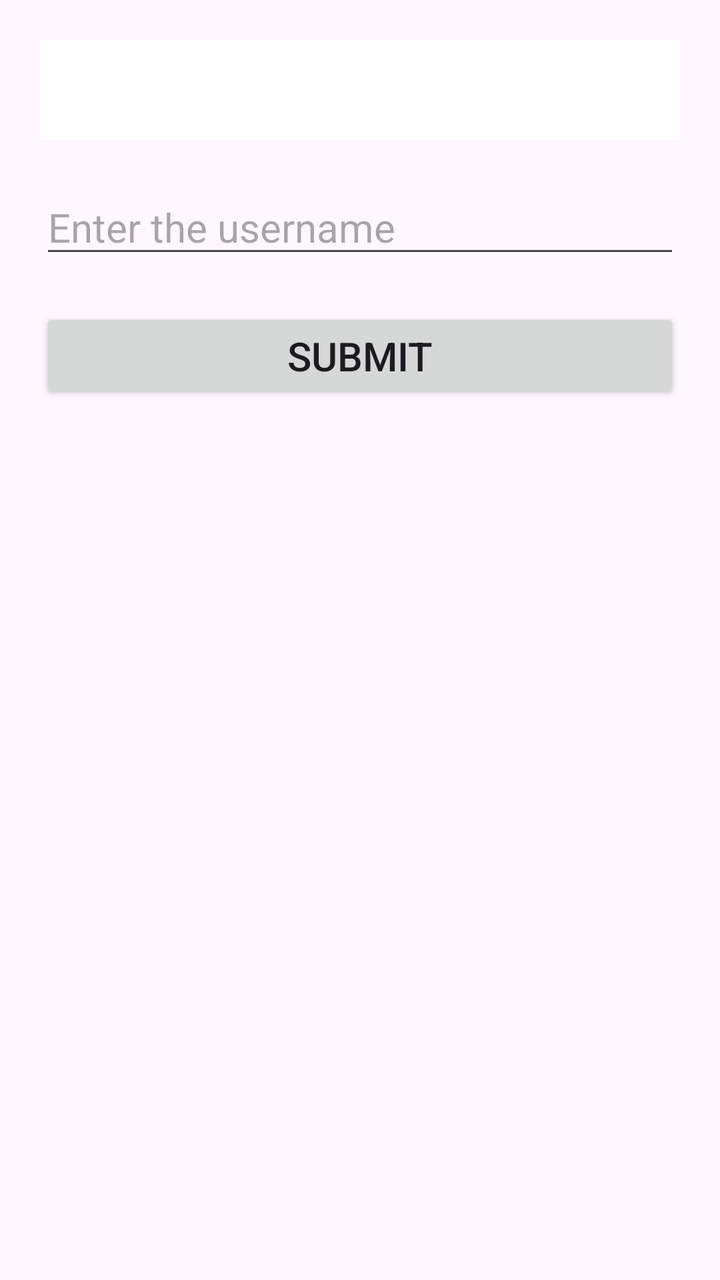
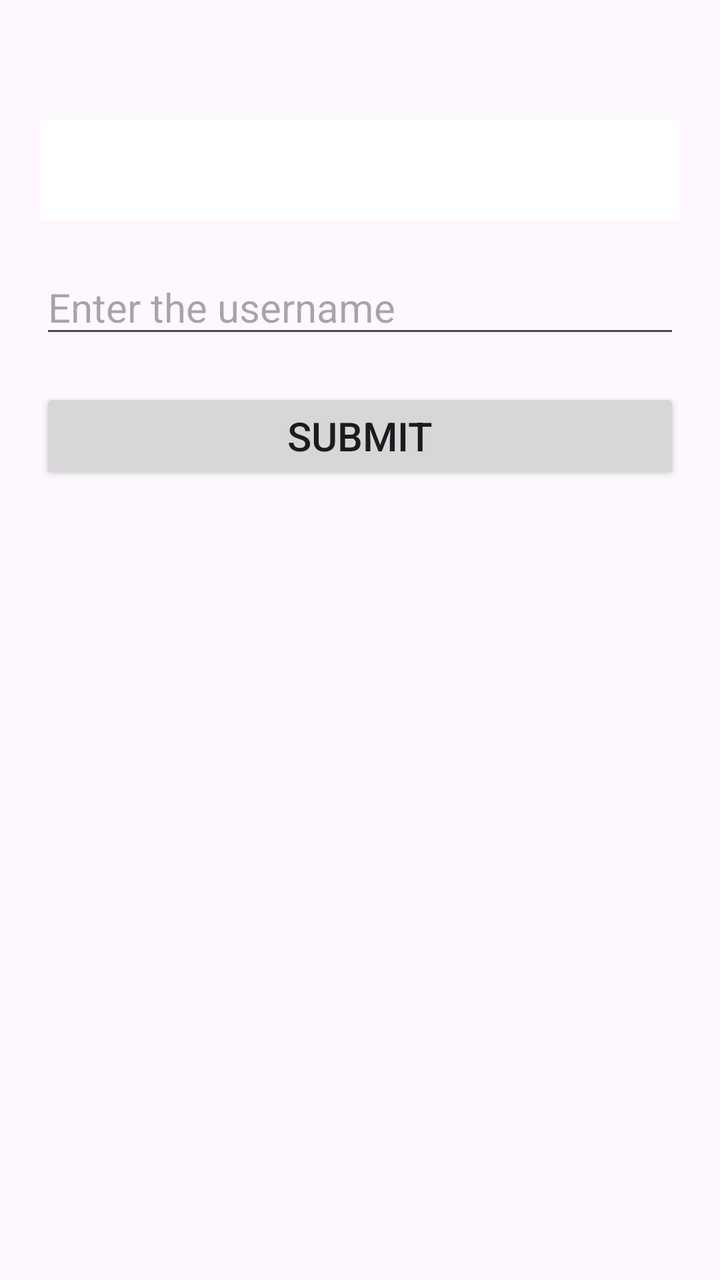

Two renders of the same Android screen: before a commit and after it. Below are the layout's source before the change and the commit's diff.
<!-- AndroidManifest.xml: application theme Theme._05_02_2026_DataCommunicationBetweenActivities_Demo -->
<!-- res/layout/activity_main.xml -->
<?xml version="1.0" encoding="utf-8"?>
<LinearLayout xmlns:android="http://schemas.android.com/apk/res/android"
    xmlns:app="http://schemas.android.com/apk/res-auto"
    xmlns:tools="http://schemas.android.com/tools"
    android:id="@+id/main"
    android:layout_width="match_parent"
    android:layout_height="match_parent"
    tools:context=".MainActivity"
    android:orientation="vertical">

    <TextView
        android:layout_width="match_parent"
        android:layout_height="50dp"
        android:layout_marginTop="20dp"
        android:layout_marginLeft="20dp"
        android:layout_marginRight="20dp"
        android:id="@+id/txtEmail"
        android:background="@color/white"
        android:textColor="@color/black"
        android:textSize="20sp"/>

    <EditText
        android:layout_width="match_parent"
        android:layout_height="wrap_content"
        android:id="@+id/edtUsername"
        android:layout_marginRight="20dp"
        android:layout_marginLeft="20dp"
        android:layout_marginTop="20dp"
        android:autofillHints="username"
        android:hint="@string/enter_the_username"
        android:inputType="text"
        android:textSize="20sp"/>

    <Button
        android:layout_width="match_parent"
        android:layout_height="wrap_content"
        android:text="@string/submit"
        android:id="@+id/btnSubmit"
        android:layout_marginTop="20dp"
        android:layout_marginLeft="20dp"
        android:layout_marginRight="20dp"
        android:textSize="20sp"/>

</LinearLayout>
<!-- resources referenced by this layout -->
<resources>
  <color name="black">#FF000000</color>
  <color name="white">#FFFFFFFF</color>
  <string name="enter_the_username">Enter the username</string>
  <string name="submit">Submit</string>
  <style name="Theme._05_02_2026_DataCommunicationBetweenActivities_Demo" parent="Base.Theme._05_02_2026_DataCommunicationBetweenActivities_Demo" />
  <style name="Base.Theme._05_02_2026_DataCommunicationBetweenActivities_Demo" parent="Theme.Material3.DayNight.NoActionBar">
          
          
      </style>
</resources>

<!-- the commit's change to res/layout/activity_main.xml (unified diff, before → after) -->
@@ -11,7 +11,7 @@
     <TextView
         android:layout_width="match_parent"
         android:layout_height="50dp"
-        android:layout_marginTop="20dp"
+        android:layout_marginTop="60dp"
         android:layout_marginLeft="20dp"
         android:layout_marginRight="20dp"
         android:id="@+id/txtEmail"
